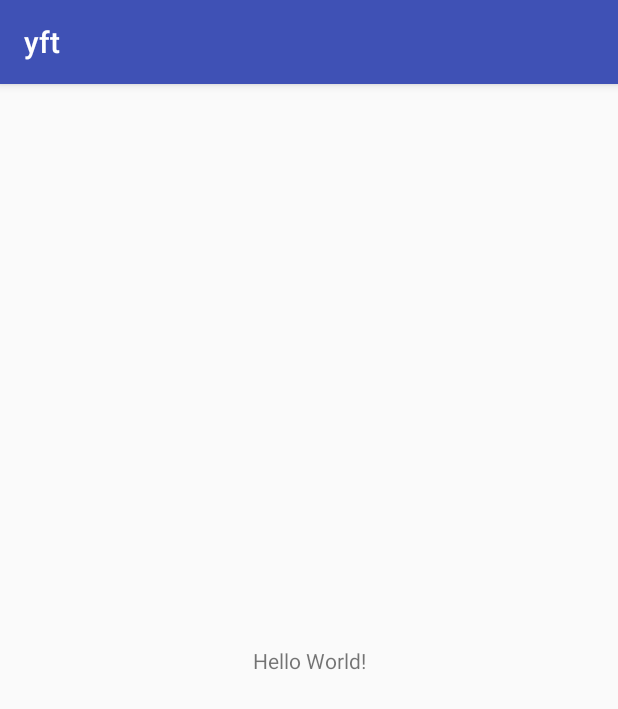
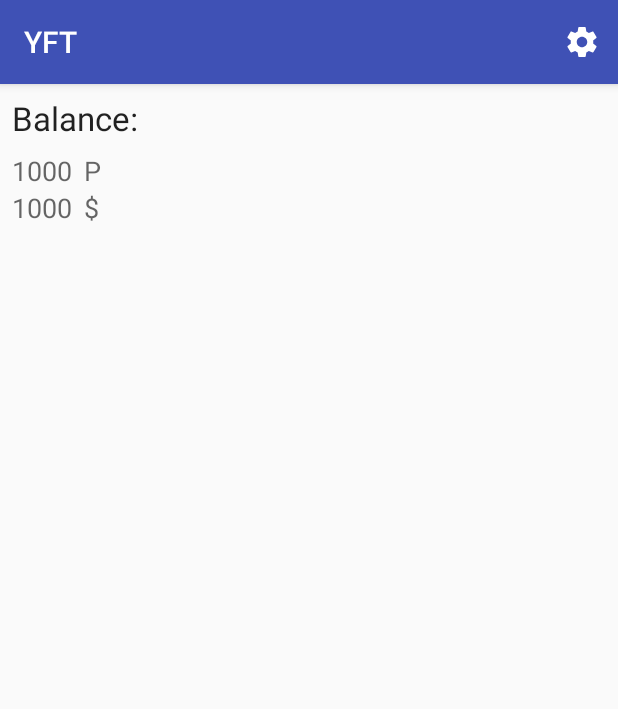
Before and after one commit to Neronse/yft, an Android app: the screen it shows after launch (MainActivity), on a phone screen of 412 x 824 dp. Shown: the top 709 px of the screen. Run offline under Robolectric (Android 15) with nearby library versions, the phone set to English and light mode, and no system bars.

```diff
--- a/app/src/main/java/com/yaschool/neronse/yft/MainActivity.kt
+++ b/app/src/main/java/com/yaschool/neronse/yft/MainActivity.kt
@@ -1,12 +1,30 @@
 package com.yaschool.neronse.yft
 
+import android.content.Intent
 import android.support.v7.app.AppCompatActivity
 import android.os.Bundle
+import android.view.Menu
+import android.view.MenuItem
 
 class MainActivity : AppCompatActivity() {
-
     override fun onCreate(savedInstanceState: Bundle?) {
         super.onCreate(savedInstanceState)
         setContentView(R.layout.activity_main)
+
+    }
+
+    override fun onOptionsItemSelected(item: MenuItem?): Boolean {
+        when (item?.itemId) {
+            R.id.menu_main_settings -> {
+                val intent = Intent(this, SettingsActivity::class.java)
+                startActivity(intent)
+            }
+        }
+        return super.onOptionsItemSelected(item)
+    }
+
+    override fun onCreateOptionsMenu(menu: Menu?): Boolean {
+        menuInflater.inflate(R.menu.main, menu)
+        return super.onCreateOptionsMenu(menu)
     }
 }
--- /dev/null
+++ b/app/src/main/res/drawable/ic_settings_white_24dp.xml
@@ -0,0 +1,5 @@
+<vector android:height="24dp" android:tint="#FFFFFF"
+    android:viewportHeight="24.0" android:viewportWidth="24.0"
+    android:width="24dp" xmlns:android="http://schemas.android.com/apk/res/android">
+    <path android:fillColor="#FF000000" android:pathData="M19.43,12.98c0.04,-0.32 0.07,-0.64 0.07,-0.98s-0.03,-0.66 -0.07,-0.98l2.11,-1.65c0.19,-0.15 0.24,-0.42 0.12,-0.64l-2,-3.46c-0.12,-0.22 -0.39,-0.3 -0.61,-0.22l-2.49,1c-0.52,-0.4 -1.08,-0.73 -1.69,-0.98l-0.38,-2.65C14.46,2.18 14.25,2 14,2h-4c-0.25,0 -0.46,0.18 -0.49,0.42l-0.38,2.65c-0.61,0.25 -1.17,0.59 -1.69,0.98l-2.49,-1c-0.23,-0.09 -0.49,0 -0.61,0.22l-2,3.46c-0.13,0.22 -0.07,0.49 0.12,0.64l2.11,1.65c-0.04,0.32 -0.07,0.65 -0.07,0.98s0.03,0.66 0.07,0.98l-2.11,1.65c-0.19,0.15 -0.24,0.42 -0.12,0.64l2,3.46c0.12,0.22 0.39,0.3 0.61,0.22l2.49,-1c0.52,0.4 1.08,0.73 1.69,0.98l0.38,2.65c0.03,0.24 0.24,0.42 0.49,0.42h4c0.25,0 0.46,-0.18 0.49,-0.42l0.38,-2.65c0.61,-0.25 1.17,-0.59 1.69,-0.98l2.49,1c0.23,0.09 0.49,0 0.61,-0.22l2,-3.46c0.12,-0.22 0.07,-0.49 -0.12,-0.64l-2.11,-1.65zM12,15.5c-1.93,0 -3.5,-1.57 -3.5,-3.5s1.57,-3.5 3.5,-3.5 3.5,1.57 3.5,3.5 -1.57,3.5 -3.5,3.5z"/>
+</vector>
--- a/app/src/main/res/layout/activity_main.xml
+++ b/app/src/main/res/layout/activity_main.xml
@@ -1,18 +1,57 @@
 <?xml version="1.0" encoding="utf-8"?>
-<android.support.constraint.ConstraintLayout xmlns:android="http://schemas.android.com/apk/res/android"
-    xmlns:app="http://schemas.android.com/apk/res-auto"
+<LinearLayout
+    xmlns:android="http://schemas.android.com/apk/res/android"
     xmlns:tools="http://schemas.android.com/tools"
     android:layout_width="match_parent"
     android:layout_height="match_parent"
+    android:orientation="vertical"
     tools:context=".MainActivity">
 
     <TextView
         android:layout_width="wrap_content"
         android:layout_height="wrap_content"
-        android:text="Hello World!"
-        app:layout_constraintBottom_toBottomOf="parent"
-        app:layout_constraintLeft_toLeftOf="parent"
-        app:layout_constraintRight_toRightOf="parent"
-        app:layout_constraintTop_toTopOf="parent" />
+        android:text="@string/balance"
+        android:layout_margin="8dp"
+        android:textAppearance="@style/Base.TextAppearance.AppCompat.Large"/>
 
-</android.support.constraint.ConstraintLayout>
+    <LinearLayout
+        android:layout_width="match_parent"
+        android:layout_height="wrap_content"
+        android:orientation="horizontal">
+        <TextView
+            android:layout_width="wrap_content"
+            android:layout_height="wrap_content"
+            android:id="@+id/rub"
+            android:text="1000"
+            android:textAppearance="@style/Base.TextAppearance.AppCompat.Medium"
+            android:layout_marginStart="8dp"/>
+
+        <TextView
+            android:layout_width="wrap_content"
+            android:layout_height="wrap_content"
+            android:text="Р"
+            android:textAppearance="@style/Base.TextAppearance.AppCompat.Medium"
+            android:layout_marginStart="8dp"/>
+    </LinearLayout>
+
+    <LinearLayout
+        android:layout_width="match_parent"
+        android:layout_height="wrap_content"
+        android:orientation="horizontal">
+        <TextView
+            android:layout_width="wrap_content"
+            android:layout_height="wrap_content"
+            android:id="@+id/dollar"
+            android:text="1000"
+            android:textAppearance="@style/Base.TextAppearance.AppCompat.Medium"
+            android:layout_marginStart="8dp"/>
+
+        <TextView
+            android:layout_width="wrap_content"
+            android:layout_height="wrap_content"
+            android:text="$"
+            android:textAppearance="@style/Base.TextAppearance.AppCompat.Medium"
+            android:layout_marginStart="8dp"/>
+    </LinearLayout>
+
+</LinearLayout>
--- /dev/null
+++ b/app/src/main/res/menu/main.xml
@@ -0,0 +1,10 @@
+<?xml version="1.0" encoding="utf-8"?>
+<menu xmlns:app="http://schemas.android.com/apk/res-auto"
+    xmlns:android="http://schemas.android.com/apk/res/android">
+    <item
+        android:id="@+id/menu.main.settings"
+        android:title="Settings"
+        android:icon="@drawable/ic_settings_white_24dp"
+        app:showAsAction="ifRoom" />
+
+</menu>
```
Also changed, not shown: app/build.gradle (+6 -1 lines), app/src/main/AndroidManifest.xml (+9 -0 lines), app/src/main/java/com/yaschool/neronse/yft/AboutActivity.kt (added, +12 -0 lines), app/src/main/java/com/yaschool/neronse/yft/AppCompatPreferenceActivity.kt (added, +90 -0 lines), app/src/main/java/com/yaschool/neronse/yft/SettingsActivity.kt (added, +129 -0 lines), app/src/main/java/com/yaschool/neronse/yft/data/Operation.kt (added, +14 -0 lines), app/src/main/java/com/yaschool/neronse/yft/mathematics/Finance.kt (added, +19 -0 lines), app/src/main/res/drawable/ic_info_black_24dp.xml (added, +9 -0 lines), app/src/main/res/drawable/ic_notifications_black_24dp.xml (added, +9 -0 lines), app/src/main/res/drawable/ic_sync_black_24dp.xml (added, +9 -0 lines), app/src/main/res/layout/activity_about.xml (added, +30 -0 lines), app/src/main/res/values/array.xml (added, +15 -0 lines), app/src/main/res/values/strings.xml (+26 -1 lines), app/src/main/res/xml/pref_main.xml (added, +49 -0 lines).
